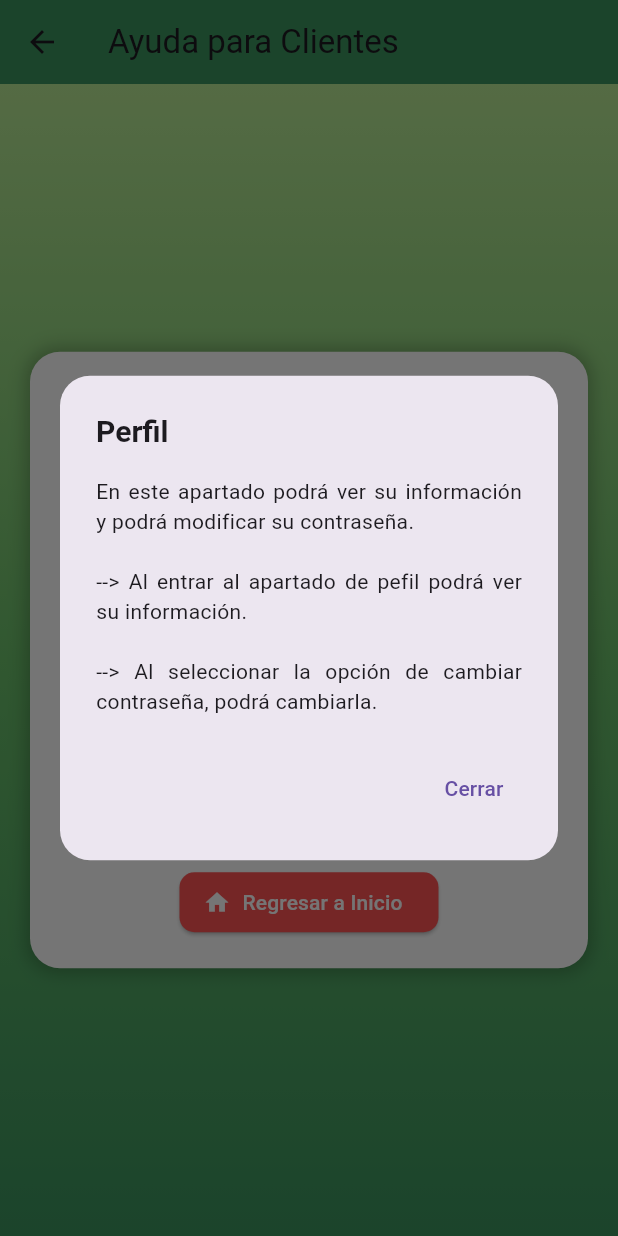
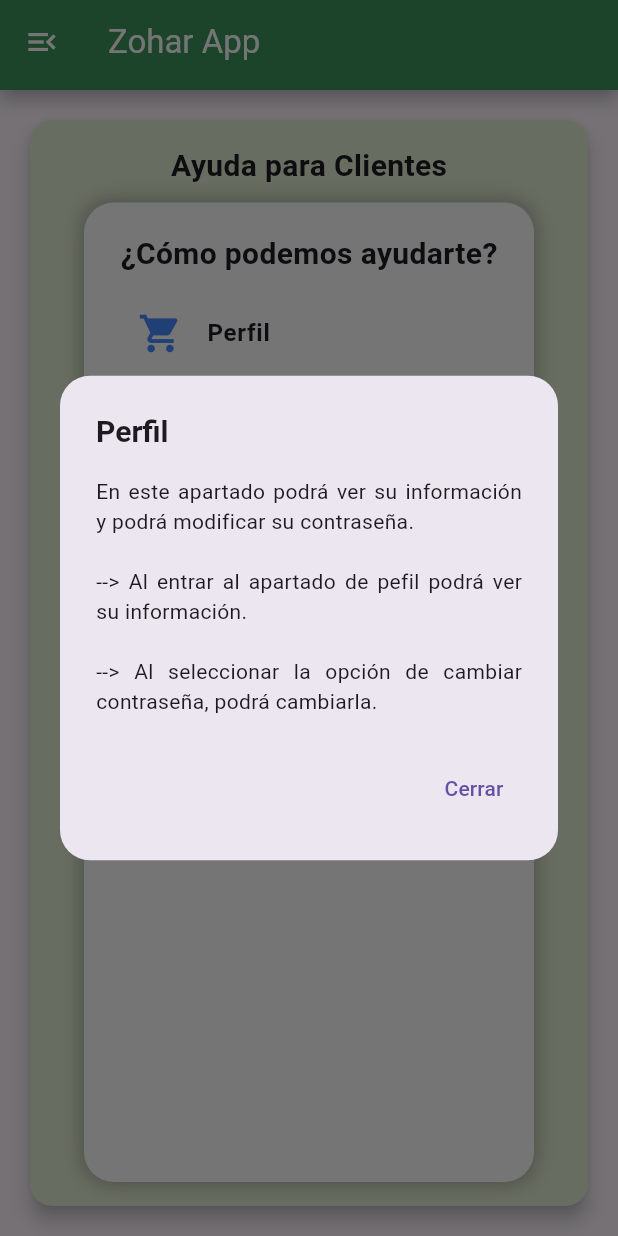
Before and after one commit to DavidPiray/App_Zohar, a Flutter app: the AyudaClienteScreen screen opened by its route, after a tap on "Perfil", on a phone screen of 412 x 824 dp. Run offline on Flutter 3.47's test engine with Material 3 defaults, Android fonts, the phone set to English and light mode, and no system bars; our stand-ins replace cloud_firestore, dio, firebase_auth, firebase_core, firebase_database, firebase_storage and 14 more; accounts and stored records are empty; network calls fail.

```diff
--- a/frontend/lib/core/config/api_urls.dart
+++ b/frontend/lib/core/config/api_urls.dart
@@ -1,5 +1,5 @@
 class ApiEndpoints {
-  static const String baseUrl = 'http://localhost:';
+  static const String baseUrl = 'http://172.21.221.29:';
 
   // Endpoints específicos
   static const String securityService = '$baseUrl 3001/auth';
--- a/frontend/lib/screens/client/help_screen.dart
+++ b/frontend/lib/screens/client/help_screen.dart
@@ -1,39 +1,39 @@
 import 'package:flutter/material.dart';
+
+import '../../core/styles/colors.dart';
+import '../../widgets/wrapper.dart';
 
 class AyudaClienteScreen extends StatelessWidget {
   @override
   Widget build(BuildContext context) {
-    return Scaffold(
-      appBar: AppBar(
-        title: const Text('Ayuda para Clientes'),
-        backgroundColor: Color(0xFF3B945E),
-        leading: IconButton(
-          icon: Icon(Icons.arrow_back),
-          onPressed: () => Navigator.pop(context),
-        ),
-      ),
-      body: Stack(
-        children: [
-          _buildBackground(),
-          Center(
-            child: _buildHelpContent(context),
+    return Wrapper(
+      userRole: "cliente", // 🔹 PASA EL ROL DEL USUARIO
+      child: Padding(
+        padding: const EdgeInsets.all(16.0),
+        child: Card(
+          elevation: 5,
+          color: AppColors.back,
+          shape: RoundedRectangleBorder(
+            borderRadius: BorderRadius.circular(15),
           ),
-        ],
-      ),
-    );
-  }
-
-  Widget _buildBackground() {
-    return Container(
-      decoration: const BoxDecoration(
-        gradient: LinearGradient(
-          colors: [
-            Color(0xFFB8E994),
-            Color(0xFF6ABF69),
-            Color(0xFF3B945E),
-          ],
-          begin: Alignment.topCenter,
-          end: Alignment.bottomCenter,
+          child: Padding(
+            padding: const EdgeInsets.all(16.0),
+            child: Column(
+              children: [
+                const Text(
+                  "Ayuda para Clientes",
+                  style: TextStyle(
+                    fontSize: 20,
+                    fontWeight: FontWeight.bold,
+                  ),
+                ),
+                const SizedBox(height: 10),
+                Expanded(
+                  child: _buildHelpContent(context),
+                ),
+              ],
+            ),
+          ),
         ),
       ),
     );
@@ -111,7 +111,6 @@ class AyudaClienteScreen extends StatelessWidget {
             ),
           ),
           SizedBox(height: 10),
-          Center(child: _buildHomeButton(context)),
         ],
       ),
     );
@@ -152,20 +151,4 @@ class AyudaClienteScreen extends StatelessWidget {
       },
     );
   }
-
-  Widget _buildHomeButton(BuildContext context) {
-    return ElevatedButton.icon(
-      style: ElevatedButton.styleFrom(
-        backgroundColor: Colors.redAccent,
-        foregroundColor: Colors.white,
-        shape: RoundedRectangleBorder(borderRadius: BorderRadius.circular(10)),
-      ),
-      icon: Icon(Icons.home),
-      label: Text('Regresar a Inicio'),
-      onPressed: () {
-        Navigator.pushReplacementNamed(
-            context, '/client'); // Redirige a la pantalla de clientes
-      },
-    );
-  }
 }
```
Also changed, not shown: frontend/lib/main.dart (+8 -2 lines), frontend/lib/screens/distributor/help_screen.dart (+30 -47 lines), frontend/lib/screens/gerente/help_screen.dart (+27 -40 lines).
